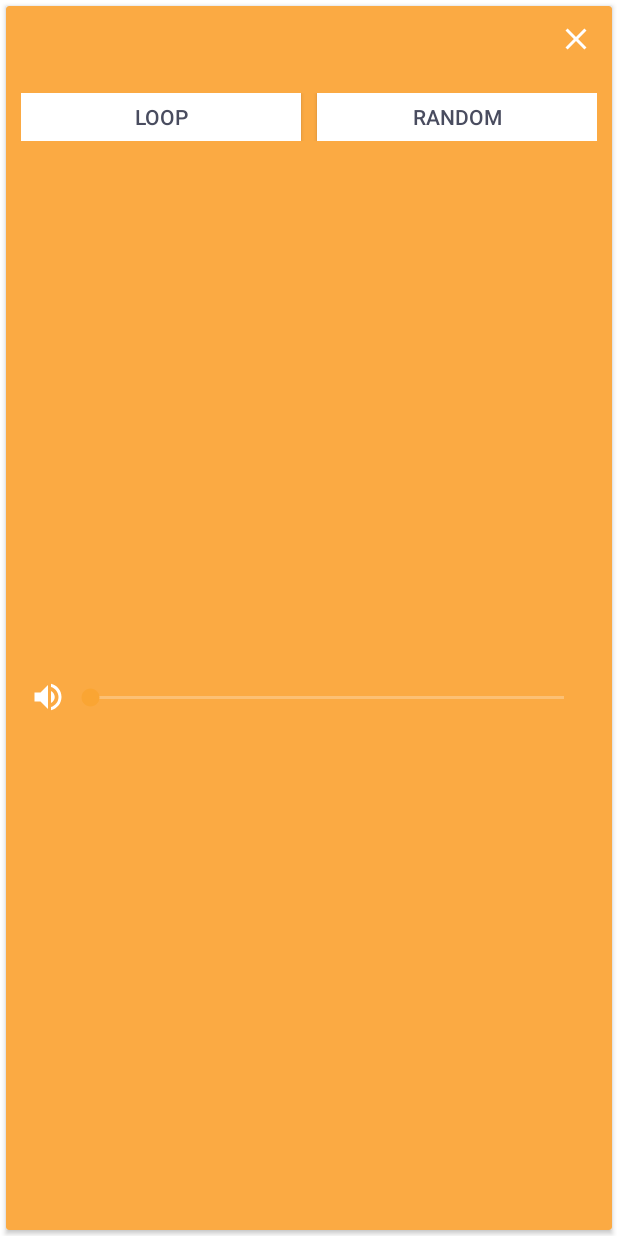
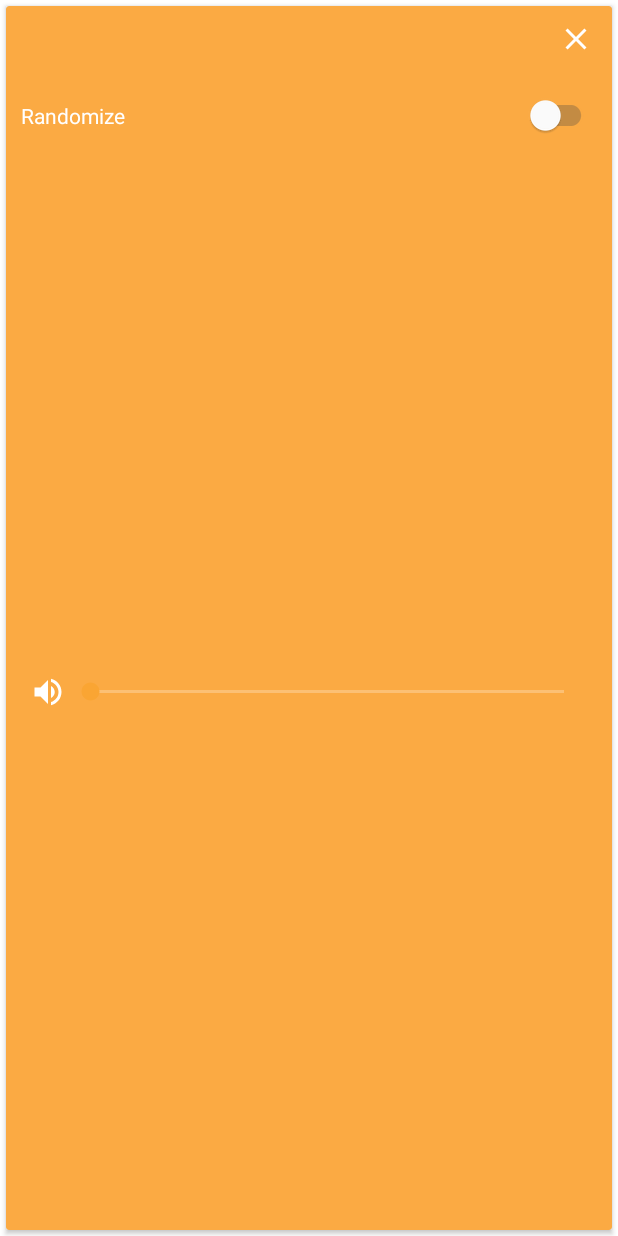
Before and after one commit to mikkopiu/android-adv-project, an Android app: the layout sound_cardview.xml on its own in the app's theme, with its tools: preview values and no code run, on a phone screen of 412 x 824 dp. Run offline under Robolectric (Android 15) with nearby library versions, the phone set to English and light mode, and no system bars.

Commit message:
Create randomize switch UI

```diff
--- a/app/src/main/java/fi/metropolia/yellow_spaceship/androidadvproject/adapters/SoundCardViewAdapter.java
+++ b/app/src/main/java/fi/metropolia/yellow_spaceship/androidadvproject/adapters/SoundCardViewAdapter.java
@@ -11,6 +11,7 @@ import android.view.View;
 import android.view.ViewGroup;
 import android.widget.ImageButton;
 import android.widget.SeekBar;
+import android.support.v7.widget.SwitchCompat;
 import android.widget.TextView;
 
 import java.util.ArrayList;
@@ -33,6 +34,7 @@ public class SoundCardViewAdapter extends RecyclerView.Adapter<SoundCardViewAdap
         public final ImageButton closeBtn;
         public final SeekBar volBar;
         public final CardView cardView;
+        public final SwitchCompat randomSwitch;
 
         public ViewHolder(View itemView, IProjectSoundViewHolderClicks listener) {
             super(itemView);
@@ -42,6 +44,7 @@ public class SoundCardViewAdapter extends RecyclerView.Adapter<SoundCardViewAdap
             this.closeBtn = (ImageButton) itemView.findViewById(R.id.close_btn);
             this.volBar = (SeekBar) itemView.findViewById(R.id.volume_slider);
             this.cardView = (CardView) itemView.findViewById(R.id.create_card_view);
+            this.randomSwitch = (SwitchCompat) itemView.findViewById(R.id.randomize_switch);
 
             this.closeBtn.setOnClickListener(this);
             this.volBar.setOnSeekBarChangeListener(this);
@@ -139,7 +142,7 @@ public class SoundCardViewAdapter extends RecyclerView.Adapter<SoundCardViewAdap
         }
         holder.cardView.setCardBackgroundColor(color);
 
-        // Fix volume SeekBar's (and its thumb's) colour
+        // Fix volume SeekBar's (and its thumb's) and Randomize-switch's colours
         holder.volBar.getProgressDrawable().setColorFilter(volBarColor, PorterDuff.Mode.SRC_ATOP);
         holder.volBar.getThumb().setColorFilter(volBarColor, PorterDuff.Mode.SRC_ATOP);
     }
--- a/app/src/main/res/layout/sound_cardview.xml
+++ b/app/src/main/res/layout/sound_cardview.xml
@@ -6,8 +6,8 @@
     android:layout_height="match_parent"
     android:layout_margin="4dp"
     android:clipToPadding="false"
-    android:elevation="2dp"
-    card_view:cardBackgroundColor="@color/acc_card_bac_1">
+    card_view:cardBackgroundColor="@color/acc_card_bac_1"
+    card_view:cardElevation="2dp">
 
     <RelativeLayout
         android:layout_width="match_parent"
@@ -22,7 +22,7 @@
             android:layout_toStartOf="@+id/close_btn"
             android:text=""
             android:textColor="@color/txt_light"
-            android:textSize="16sp" />
+            android:textSize="20sp" />
 
         <ImageButton
             android:id="@id/close_btn"
@@ -35,54 +35,24 @@
             android:minWidth="24dp"
             android:src="@drawable/ic_clear_24dp" />
 
-        <LinearLayout
-            android:id="@+id/button_row"
-            android:layout_width="fill_parent"
-            android:layout_height="wrap_content"
+        <android.support.v7.widget.SwitchCompat
+            android:id="@+id/randomize_switch"
             android:layout_below="@id/sound_title"
-            android:orientation="horizontal"
             android:paddingBottom="16dp"
             android:paddingLeft="10dp"
             android:paddingRight="10dp"
-            android:paddingTop="16dp">
-
-            <Button
-                android:id="@+id/loop_btn"
-                android:layout_width="fill_parent"
-                android:layout_height="wrap_content"
-                android:layout_marginEnd="5dp"
-                android:layout_marginRight="5dp"
-                android:layout_weight="1"
-                android:background="@color/bac"
-                android:minHeight="32dp"
-                android:padding="6dp"
-                android:text="@string/create_loop_btn"
-                android:textAllCaps="true"
-                android:textColor="@color/txt"
-                android:textSize="14sp" />
-
-            <Button
-                android:id="@+id/random_btn"
-                android:layout_width="fill_parent"
-                android:layout_height="wrap_content"
-                android:layout_marginLeft="5dp"
-                android:layout_marginStart="5dp"
-                android:layout_weight="1"
-                android:background="@color/bac"
-                android:minHeight="32dp"
-                android:padding="6dp"
-                android:text="@string/create_random_btn"
-                android:textAllCaps="true"
-                android:textColor="@color/txt"
-                android:textSize="14sp" />
-
-        </LinearLayout>
+            android:paddingTop="16dp"
+            android:layout_width="fill_parent"
+            android:layout_height="wrap_content"
+            android:text="@string/randomize_switch"
+            android:textColor="@color/txt_light"
+            android:theme="@style/CustomSwitchStyle" />
 
         <LinearLayout
             android:layout_width="fill_parent"
             android:layout_height="wrap_content"
             android:layout_alignParentBottom="true"
-            android:layout_below="@id/button_row"
+            android:layout_below="@id/randomize_switch"
             android:orientation="horizontal"
             android:padding="16dp">
 
--- a/app/src/main/res/values/colors.xml
+++ b/app/src/main/res/values/colors.xml
@@ -20,6 +20,7 @@
     <item name="acc_card_bac_4" type="color">#F58967</item>
 
     <item name="volbar_white" type="color">#FFFFFF</item>
+    <item name="switch_inactive" type="color">#a7a7a7</item>
 
     <!-- Main menu specific -->
     <item name="main_card_text_bac" type="color">#CCFDCA81</item>
--- a/app/src/main/res/values/strings.xml
+++ b/app/src/main/res/values/strings.xml
@@ -49,5 +49,6 @@
     <string name="soundscape_rename">Rename</string>
     <string name="soundscape_rename_dialog_title">Rename soundscape</string>
     <string name="soundscape_delete">Delete</string>
+    <string name="randomize_switch">Randomize</string>
 
 </resources>
--- a/app/src/main/res/values/styles.xml
+++ b/app/src/main/res/values/styles.xml
@@ -25,4 +25,13 @@
         <item name="android:background">@color/pri</item>
     </style>
 
+    <style name="CustomSwitchStyle" parent="AppTheme">
+        <!-- Active thumb color & Active track color(30% transparency) -->
+        <item name="colorControlActivated">@color/volbar_white</item>
+        <!-- Inactive thumb color -->
+        <item name="colorSwitchThumbNormal">@color/volbar_white</item>
+        <!-- Inactive track color(30% transparency) -->
+        <item name="android:colorForeground">@color/pri</item>
+    </style>
+
 </resources>
```
